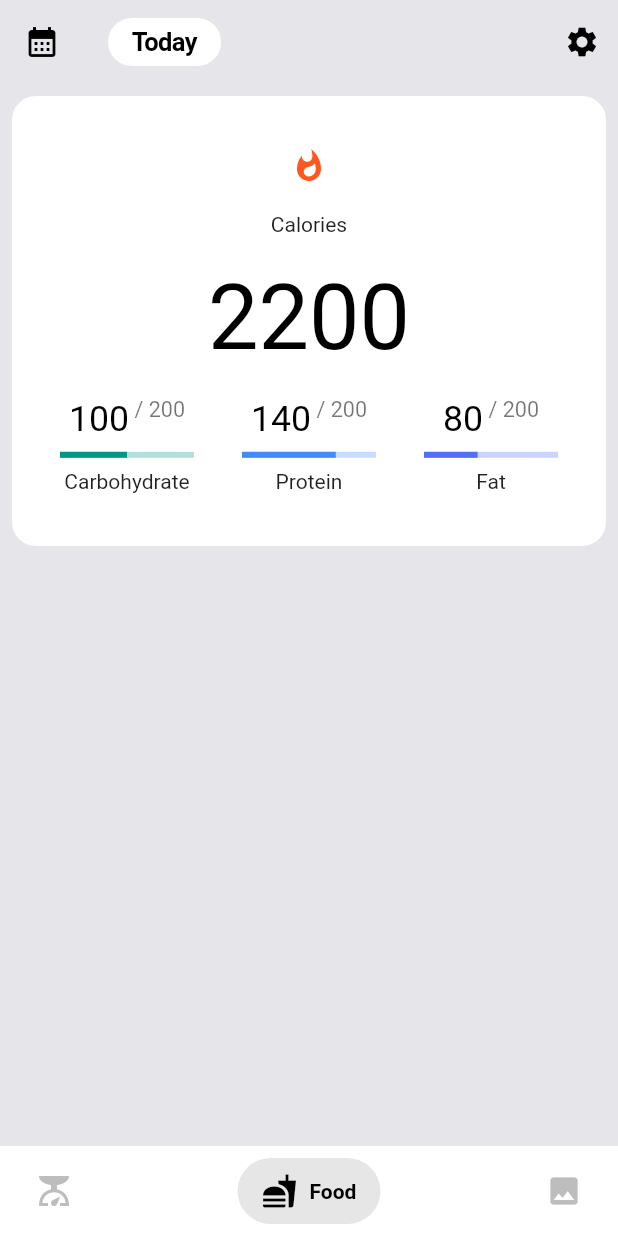
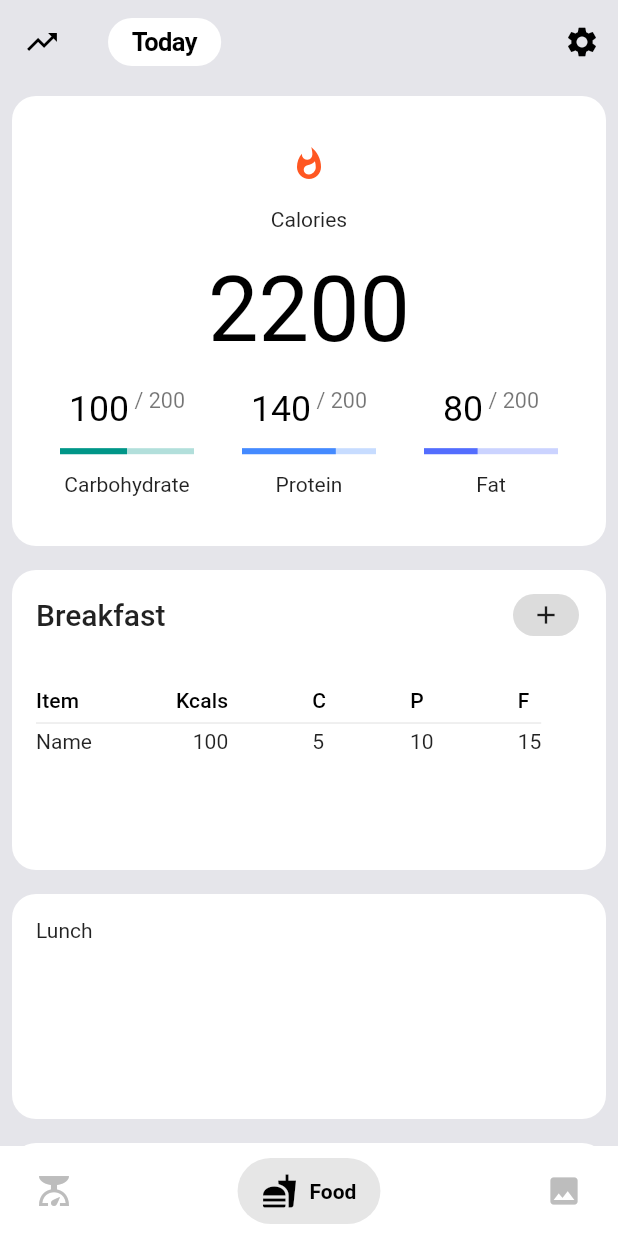
Before and after one commit to jitinder/nutrition, a Flutter app: the screen it shows after launch, on a phone screen of 412 x 824 dp. Run offline on Flutter 3.47's test engine with Material 2 defaults, Android fonts, the phone set to English and light mode, and no system bars; drawn by our look-alikes of salomon_bottom_bar.

Commit message:
Add Cards for meals

```diff
--- a/lib/food_tab/food.dart
+++ b/lib/food_tab/food.dart
@@ -9,6 +9,22 @@ class Food extends StatefulWidget {
 }
 
 class _FoodState extends State<Food> {
+  Widget _dataContainer(double height, Widget child) {
+    return Container(
+      width: double.maxFinite,
+      height: height,
+      margin: EdgeInsets.all(8),
+      padding: EdgeInsets.all(16),
+      decoration: ShapeDecoration(
+        color: Colors.white,
+        shape: RoundedRectangleBorder(
+          borderRadius: BorderRadius.circular(16),
+        ),
+      ),
+      child: child,
+    );
+  }
+
   Widget _macrosBox(String name, double progress, Color color, int currentValue,
       int maxValue) {
     return Container(
@@ -38,7 +54,7 @@ class _FoodState extends State<Food> {
             ],
           ),
           Container(
-            margin: EdgeInsets.symmetric(horizontal: 16, vertical: 8),
+            margin: EdgeInsets.symmetric(horizontal: 16, vertical: 12),
             child: LinearProgressIndicator(
               value: progress,
               color: color,
@@ -56,18 +72,11 @@ class _FoodState extends State<Food> {
 
   @override
   Widget build(BuildContext context) {
-    return Container(
-      width: double.maxFinite,
-      height: 300,
-      margin: EdgeInsets.all(8),
-      padding: EdgeInsets.all(16),
-      decoration: ShapeDecoration(
-        color: Colors.white,
-        shape: RoundedRectangleBorder(
-          borderRadius: BorderRadius.circular(16),
-        ),
-      ),
-      child: Column(
+    return ListView(
+      children: [
+        _dataContainer(
+          300,
+          Column(
             mainAxisAlignment: MainAxisAlignment.spaceEvenly,
             children: [
               const Icon(
@@ -120,6 +129,99 @@ class _FoodState extends State<Food> {
               )
             ],
           ),
+        ),
+        _dataContainer(
+          200,
+          Column(
+            children: [
+              Expanded(
+                flex: 1,
+                child: Row(
+                  mainAxisAlignment: MainAxisAlignment.spaceBetween,
+                  children: [
+                    Text(
+                      "Breakfast",
+                      style: Theme.of(context).textTheme.titleLarge,
+                    ),
+                    ActionChip(
+                      elevation: 0,
+                      label: Align(
+                        alignment: Alignment.topCenter,
+                        child: Icon(
+                          Icons.add,
+                          size: 20,
+                        ),
+                      ),
+                      onPressed: () {
+                        print("Add to breakfast");
+                      },
+                    ),
+                  ],
+                ),
+              ),
+              Expanded(
+                flex: 1,
+                child: Container(),
+              ),
+              Expanded(
+                flex: 4,
+                child: Align(
+                  alignment: Alignment.topLeft,
+                  child: DataTable(
+                    headingTextStyle: Theme.of(context).textTheme.titleSmall,
+                    horizontalMargin: 0,
+                    headingRowHeight: 30,
+                    dataRowHeight: 25,
+                    dividerThickness: 0,
+                    // columnSpacing: 5,
+                    columns: const <DataColumn>[
+                      DataColumn(
+                        label: Text("Item"),
+                      ),
+                      DataColumn(
+                        label: Text("Kcals"),
+                        numeric: true,
+                      ),
+                      DataColumn(
+                        label: Text("C"),
+                      ),
+                      DataColumn(
+                        label: Text("P"),
+                      ),
+                      DataColumn(
+                        label: Text("F"),
+                      ),
+                    ],
+                    rows: [
+                      DataRow(
+                        cells: <DataCell>[
+                          DataCell(Text('Name')),
+                          DataCell(Text('100')),
+                          DataCell(Text('5')),
+                          DataCell(Text('10')),
+                          DataCell(Text('15')),
+                        ],
+                      ),
+                    ],
+                  ),
+                ),
+              ),
+            ],
+          ),
+        ),
+        _dataContainer(
+          150,
+          Text("Lunch"),
+        ),
+        _dataContainer(
+          150,
+          Text("Snack"),
+        ),
+        _dataContainer(
+          150,
+          Text("Dinner"),
+        ),
+      ],
     );
   }
 }
--- a/lib/util/AppBarData.dart
+++ b/lib/util/AppBarData.dart
@@ -31,7 +31,7 @@ final foodAppBarData = AppBarData(
     child: Text("Today"),
   ),
   leading: IconButton(
-    icon: Icon(Icons.calendar_month),
+    icon: Icon(Icons.trending_up),
     onPressed: () {
       print("Clicked Calendar");
     },
```
Lines whose indentation alone changed are shown as unchanged.
